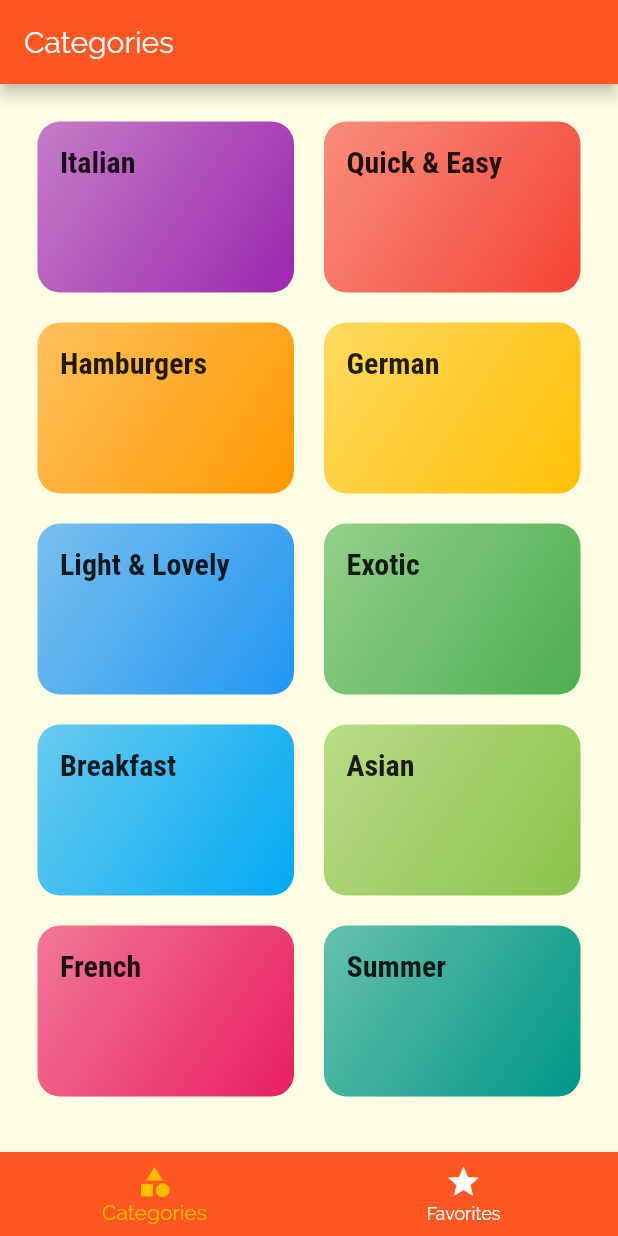
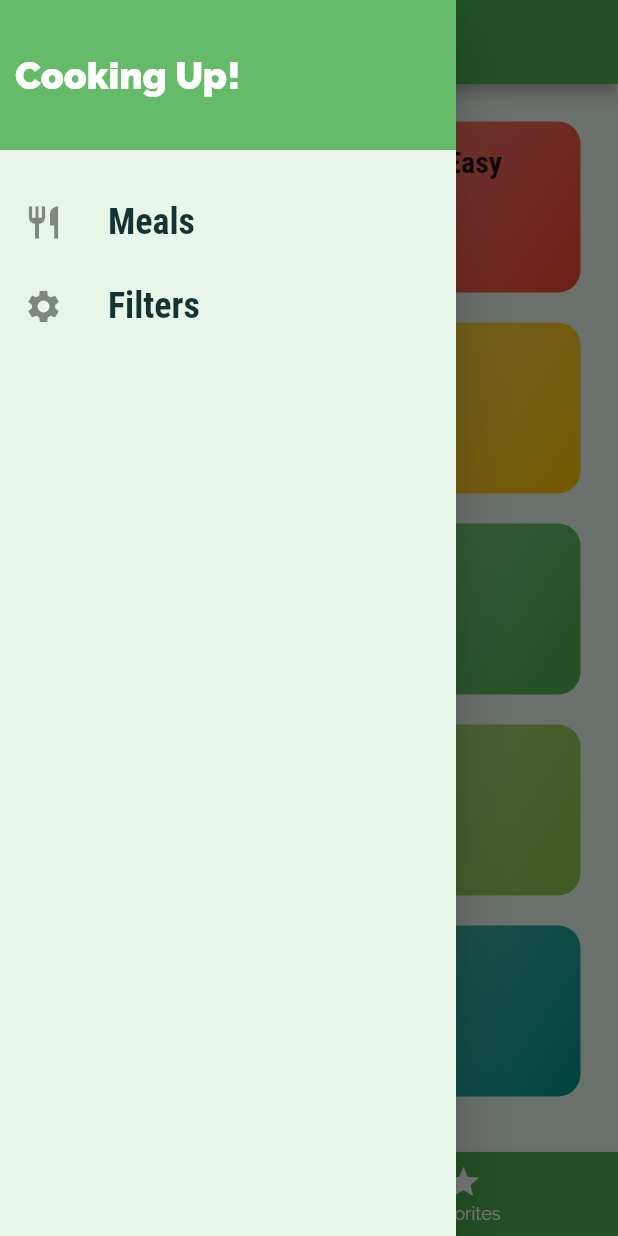
Before and after one commit to aldyazarya/meals-app, a Flutter app: the screen it shows after launch, with the side drawer open (before the commit the screen has no drawer), on a phone screen of 412 x 824 dp. Run offline on Flutter 3.47's test engine with Material 2 defaults, Android fonts, the phone set to English and light mode, and no system bars.

Commit message:
adding a custom drawer

```diff
--- a/lib/main.dart
+++ b/lib/main.dart
@@ -14,9 +14,9 @@ class MyApp extends StatelessWidget {
     return MaterialApp(
       title: 'DeliMeals',
       theme: ThemeData(
-          primarySwatch: Colors.deepOrange,
-          accentColor: Colors.deepOrange[100],
-          canvasColor: Color.fromRGBO(255, 254, 229, 1),
+          primarySwatch: Colors.green,
+          accentColor: Color.fromRGBO(250, 182, 150, 0.8),
+          canvasColor: Colors.green[50],
           fontFamily: 'Raleway',
           textTheme: ThemeData.light().textTheme.copyWith(
               body1: TextStyle(
--- a/lib/screens/tabs_screen.dart
+++ b/lib/screens/tabs_screen.dart
@@ -2,6 +2,7 @@ import 'package:flutter/material.dart';
 
 import './categories_screen.dart';
 import './favorites_screen.dart';
+import '../widgets/main_drawer.dart';
 
 class TabsScreen extends StatefulWidget {
   @override
@@ -34,12 +35,13 @@ class _TabsScreenState extends State<TabsScreen> {
       appBar: AppBar(
         title: Text(_pages[_selectedPageIndex]['title']),
       ),
+      drawer: MainDrawer(),
       body: _pages[_selectedPageIndex]['page'],
       bottomNavigationBar: BottomNavigationBar(
         onTap: _selectPage,
         backgroundColor: Theme.of(context).primaryColor,
         unselectedItemColor: Colors.white,
-        selectedItemColor: Color.fromRGBO(255, 191, 0, 1),
+        selectedItemColor: Color.fromRGBO(45, 51, 74, 1),
         currentIndex: _selectedPageIndex,
         type: BottomNavigationBarType.fixed,
         items: [
--- /dev/null
+++ b/lib/widgets/main_drawer.dart
@@ -0,0 +1,59 @@
+import 'package:flutter/material.dart';
+
+class MainDrawer extends StatelessWidget {
+  Widget buildListTile(String title, IconData icon) {
+    return ListTile(
+      leading: Icon(
+        icon,
+        size: 26,
+      ),
+      title: Text(
+        title,
+        style: TextStyle(
+          fontFamily: 'RobotoCondensed',
+          fontSize: 24,
+          fontWeight: FontWeight.bold,
+        ),
+      ),
+      onTap: () {
+        //...
+      },
+    );
+  }
+
+  @override
+  Widget build(BuildContext context) {
+    return Drawer(
+      child: Column(
+        children: <Widget>[
+          Container(
+            height: 100,
+            width: double.infinity,
+            padding: EdgeInsets.all(10),
+            alignment: Alignment.centerLeft,
+            color: Colors.green[400],
+            child: Text(
+              'Cooking Up!',
+              style: TextStyle(
+                fontWeight: FontWeight.w900,
+                fontSize: 25,
+                color: Colors.white,
+              ),
+            ),
+          ),
+          SizedBox(
+            height: 20,
+          ),
+          buildListTile(
+            'Meals',
+            Icons.restaurant,
+          ),
+          buildListTile(
+            'Filters',
+            Icons.settings,
+          ),
+        ],
+      ),
+    );
+  }
+}
```
